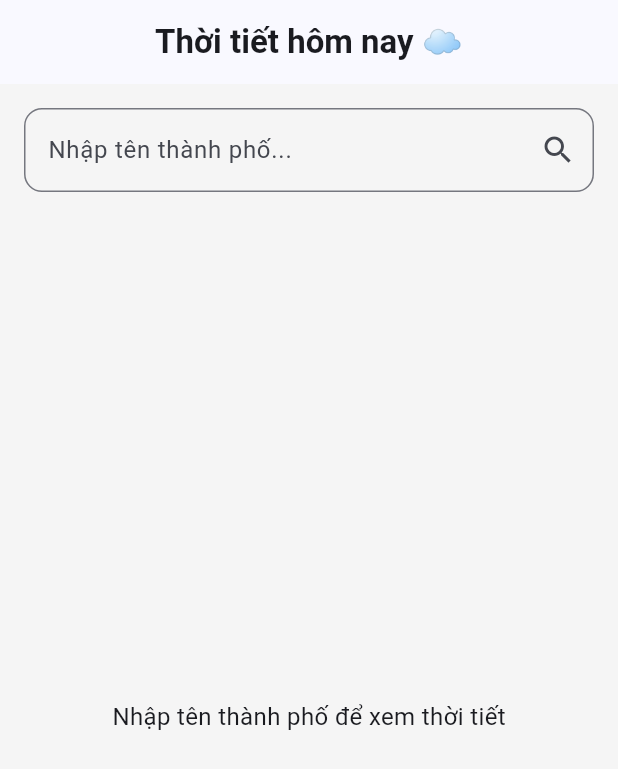
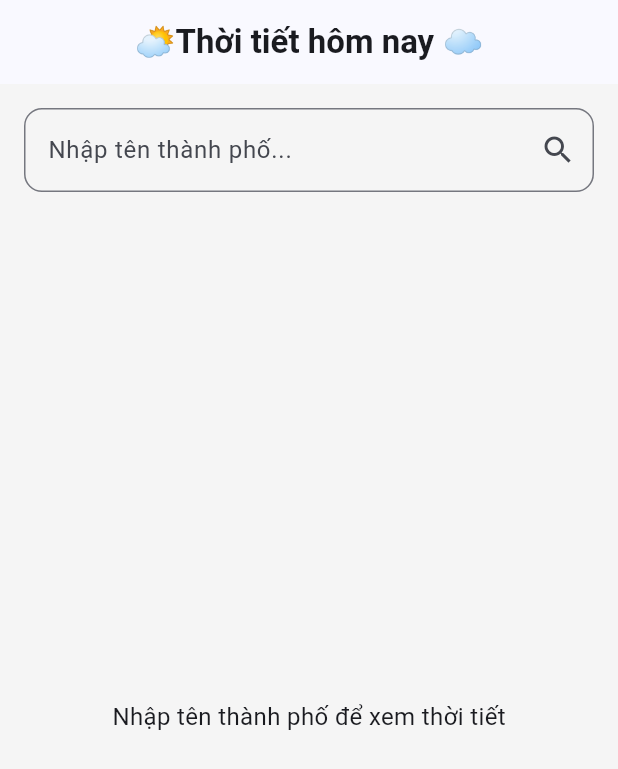
Before and after one commit to Nhat22KTMT1/Future-and-Async-Await, a Flutter app: the screen it shows after launch, on a phone screen of 412 x 824 dp. Shown: the top 769 px of the screen. Run offline on Flutter 3.47's test engine with Material 3 defaults, Android fonts, the phone set to English and light mode, and no system bars.

```diff
--- a/lib/main.dart
+++ b/lib/main.dart
@@ -92,7 +92,7 @@ class _WeatherHomePageState extends State<WeatherHomePage> {
     return Scaffold(
       appBar: AppBar(
         title: const Text(
-          "Thời tiết hôm nay ☁️",
+          "⛅Thời tiết hôm nay ☁️",
           style: TextStyle(fontWeight: FontWeight.bold),
         ),
         centerTitle: true,
```
